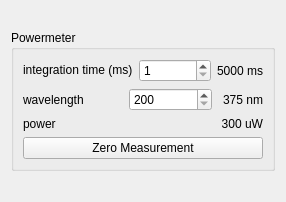
This is gui_design/powermeter.ui in baukekooger/XY_Measurement as Qt 5 draws it before an edit. The edited form follows.
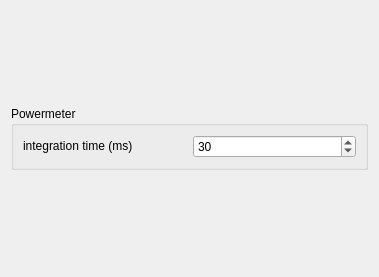
This is the edited form.

```diff
--- a/gui_design/powermeter.ui
+++ b/gui_design/powermeter.ui
@@ -6,12 +6,12 @@
    <rect>
     <x>0</x>
     <y>0</y>
-    <width>286</width>
-    <height>202</height>
+    <width>379</width>
+    <height>277</height>
    </rect>
   </property>
   <property name="sizePolicy">
-   <sizepolicy hsizetype="Preferred" vsizetype="Fixed">
+   <sizepolicy hsizetype="Preferred" vsizetype="Preferred">
     <horstretch>0</horstretch>
     <verstretch>0</verstretch>
    </sizepolicy>
@@ -19,7 +19,93 @@
   <property name="windowTitle">
    <string>Form</string>
   </property>
+  <layout class="QGridLayout" name="gridLayout_4">
+   <item row="0" column="0">
+    <widget class="QStackedWidget" name="stackedWidget">
+     <property name="sizePolicy">
+      <sizepolicy hsizetype="Preferred" vsizetype="Fixed">
+       <horstretch>0</horstretch>
+       <verstretch>0</verstretch>
+      </sizepolicy>
+     </property>
+     <property name="currentIndex">
+      <number>0</number>
+     </property>
+     <widget class="QWidget" name="page_experiment">
+      <layout class="QGridLayout" name="gridLayout_5">
+       <property name="leftMargin">
+        <number>0</number>
+       </property>
+       <property name="topMargin">
+        <number>0</number>
+       </property>
+       <property name="rightMargin">
+        <number>0</number>
+       </property>
+       <property name="bottomMargin">
+        <number>0</number>
+       </property>
+       <item row="0" column="0">
+        <widget class="QGroupBox" name="groupBox_powermeter_experiment">
+         <property name="sizePolicy">
+          <sizepolicy hsizetype="Preferred" vsizetype="Fixed">
+           <horstretch>0</horstretch>
+           <verstretch>0</verstretch>
+          </sizepolicy>
+         </property>
+         <property name="title">
+          <string>Powermeter</string>
+         </property>
+         <layout class="QGridLayout" name="gridLayout_3">
+          <item row="0" column="0">
+           <layout class="QHBoxLayout" name="horizontalLayout_4">
+            <item>
+             <widget class="QLabel" name="label_integration_time_experiment">
+              <property name="sizePolicy">
+               <sizepolicy hsizetype="Preferred" vsizetype="Fixed">
+                <horstretch>0</horstretch>
+                <verstretch>0</verstretch>
+               </sizepolicy>
+              </property>
+              <property name="text">
+               <string>integration time (ms)</string>
+              </property>
+             </widget>
+            </item>
+            <item>
+             <widget class="QSpinBox" name="spinBox_integration_time_experiment">
+              <property name="minimum">
+               <number>1</number>
+              </property>
+              <property name="maximum">
+               <number>500</number>
+              </property>
+              <property name="value">
+               <number>30</number>
+              </property>
+             </widget>
+            </item>
+           </layout>
+          </item>
+         </layout>
+        </widget>
+       </item>
+      </layout>
+     </widget>
+     <widget class="QWidget" name="page_alignment">
   <layout class="QGridLayout" name="gridLayout_2">
+       <property name="leftMargin">
+        <number>0</number>
+       </property>
+       <property name="topMargin">
+        <number>0</number>
+       </property>
+       <property name="rightMargin">
+        <number>0</number>
+       </property>
+       <property name="bottomMargin">
+        <number>0</number>
+       </property>
    <item row="0" column="0">
     <widget class="QGroupBox" name="groupBox_powermeter">
      <property name="sizePolicy">
@@ -180,6 +266,10 @@
        </widget>
       </item>
      </layout>
+        </widget>
+       </item>
+      </layout>
+     </widget>
     </widget>
    </item>
   </layout>
```
Left out of the diff: 14 changed lines with no effect on the pictures. Lines whose indentation alone changed are shown as unchanged.
